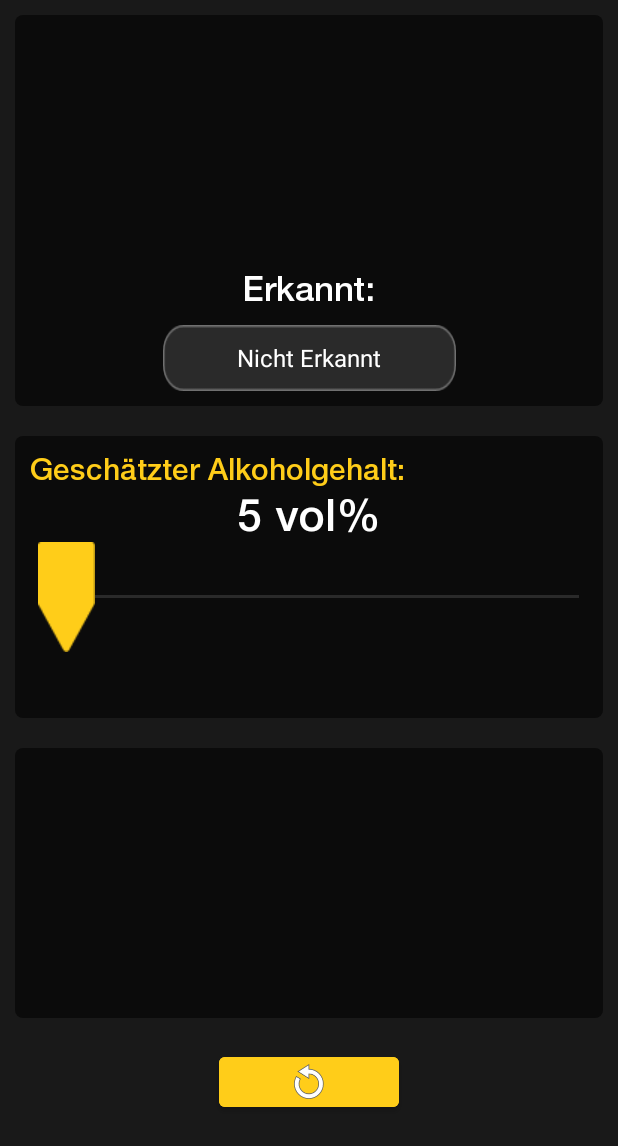
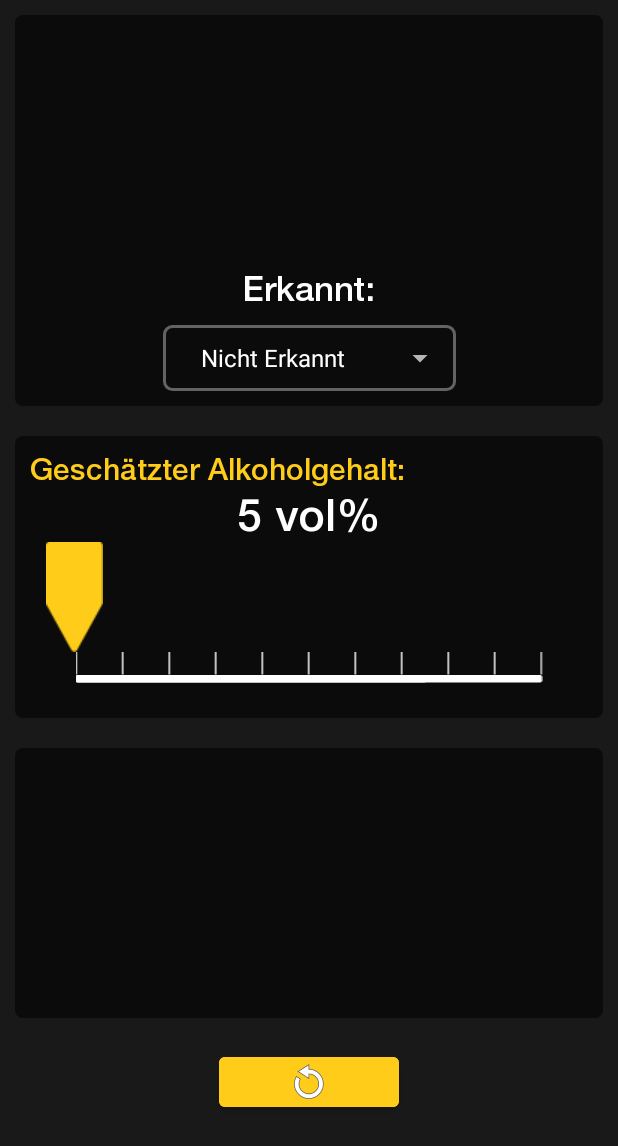
Before and after one commit to FlorianGross/Alcoly, an Android app: the Activity_Camera screen opened directly, with no data from a screen before it, on a phone screen of 412 x 824 dp. Shown: the top 1146 px of the screen. Run offline under Robolectric (Android 15) with nearby library versions, the phone set to English and light mode, and no system bars; libraries missing offline, so code that uses them is left out: com.google.mlkit.vision, com.theartofdev.edmodo; pictures from the network do not load; 1 statement that could not run was skipped.

Commit message:
New design to progressBar in the activity_camera_and_ki.xml

```diff
--- a/Drinkly/app/build.gradle
+++ b/Drinkly/app/build.gradle
@@ -11,8 +11,8 @@ android {
         applicationId "com.fmgross.alcoly"
         minSdkVersion 24
         targetSdkVersion 30
-        versionCode 7
-        versionName "1.7"
+        versionCode 8
+        versionName "1.8"
 
         testInstrumentationRunner "androidx.test.runner.AndroidJUnitRunner"
     }
--- a/Drinkly/app/src/main/res/layout/activity_camera_and_ki.xml
+++ b/Drinkly/app/src/main/res/layout/activity_camera_and_ki.xml
@@ -62,9 +62,9 @@
                     android:layout_height="44dp"
                     android:layout_marginTop="10dp"
                     android:layout_marginBottom="10dp"
-                    android:background="@mipmap/textinput"
                     android:fontFamily="@font/helvetica_neue_regular"
                     android:text="Bier"
+                    android:foreground="@drawable/outline"
                     android:textAlignment="center"
                     android:textColor="@color/text"
                     android:textSize="20sp"
@@ -115,17 +115,38 @@
 
                 <SeekBar
                     android:id="@+id/seekBar"
-                    android:layout_width="match_parent"
+                    android:layout_width="380dp"
                     android:layout_height="wrap_content"
                     android:layout_weight="1"
                     android:progress="5"
-                    android:progressBackgroundTint="#707070"
-                    android:progressTint="#707070"
+                    android:progressBackgroundTint="@color/AlternativeBackground"
+                    android:progressTint="@color/AlternativeBackground"
                     android:thumb="@drawable/arrow"
                     android:thumbTint="@color/MainColor"
                     app:layout_constraintEnd_toEndOf="parent"
                     app:layout_constraintStart_toStartOf="parent"
                     app:layout_constraintTop_toBottomOf="@+id/volPerText" />
+
+                <ImageView
+                    android:id="@+id/raster"
+                    android:layout_width="380dp"
+                    android:layout_height="wrap_content"
+                    android:src="@mipmap/raster"
+                    app:layout_constraintEnd_toEndOf="parent"
+                    app:layout_constraintStart_toStartOf="parent"
+                    app:layout_constraintTop_toBottomOf="@+id/seekBar"
+                    app:tint="@color/text" />
+
+                <ImageView
+                    android:id="@+id/progress"
+                    android:layout_width="380dp"
+                    android:layout_height="wrap_content"
+                    android:src="@mipmap/progress"
+                    app:layout_constraintEnd_toEndOf="parent"
+                    app:layout_constraintStart_toStartOf="parent"
+                    app:layout_constraintTop_toBottomOf="@+id/raster"
+                    app:tint="@color/text" />
+
             </androidx.constraintlayout.widget.ConstraintLayout>
 
             <androidx.constraintlayout.widget.ConstraintLayout
--- a/Drinkly/app/src/main/res/layout/fragment_statistics.xml
+++ b/Drinkly/app/src/main/res/layout/fragment_statistics.xml
@@ -56,8 +56,8 @@
         app:layout_constraintEnd_toEndOf="parent"
         app:layout_constraintStart_toStartOf="parent" />
 
-    <com.github.mikephil.charting.charts.BarChart
-        android:id="@+id/barChart"
+    <com.github.mikephil.charting.charts.LineChart
+        android:id="@+id/lineChart"
         android:layout_width="345dp"
         android:layout_height="150dp"
         app:layout_constraintBottom_toTopOf="@+id/lowButton"
--- a/Drinkly/app/src/main/res/layout/fragment_timeline.xml
+++ b/Drinkly/app/src/main/res/layout/fragment_timeline.xml
@@ -46,10 +46,10 @@
                     app:layout_constraintBottom_toBottomOf="parent"
                     app:layout_constraintEnd_toEndOf="parent"
                     app:layout_constraintStart_toStartOf="parent"
-                    app:layout_constraintTop_toBottomOf="@+id/barChart" />
+                    app:layout_constraintTop_toBottomOf="@+id/lineChart" />
 
                 <com.github.mikephil.charting.charts.BarChart
-                    android:id="@+id/barChart"
+                    android:id="@+id/lineChart"
                     android:layout_width="300dp"
                     android:layout_height="200dp"
                     android:layout_marginTop="20dp"
```
Also changed, not shown: Drinkly/app/src/main/java/com/fmgross/alcoly/backend/Backend_Calculation.java (+89 -15 lines), Drinkly/app/src/main/java/com/fmgross/alcoly/fragments/Fragment_Statistics.java (+131 -38 lines), Drinkly/app/src/main/res/mipmap-hdpi/progress.png (added), Drinkly/app/src/main/res/mipmap-hdpi/raster.png (added), Drinkly/app/src/main/res/mipmap-mdpi/progress.png (added), Drinkly/app/src/main/res/mipmap-mdpi/raster.png (added), Drinkly/app/src/main/res/mipmap-xhdpi/progress.png (added), Drinkly/app/src/main/res/mipmap-xhdpi/raster.png (added), Drinkly/app/src/main/res/mipmap-xxhdpi/progress.png (added), Drinkly/app/src/main/res/mipmap-xxhdpi/raster.png (added), Drinkly/app/src/main/res/mipmap-xxxhdpi/progress.png (added), Drinkly/app/src/main/res/mipmap-xxxhdpi/raster.png (added).
